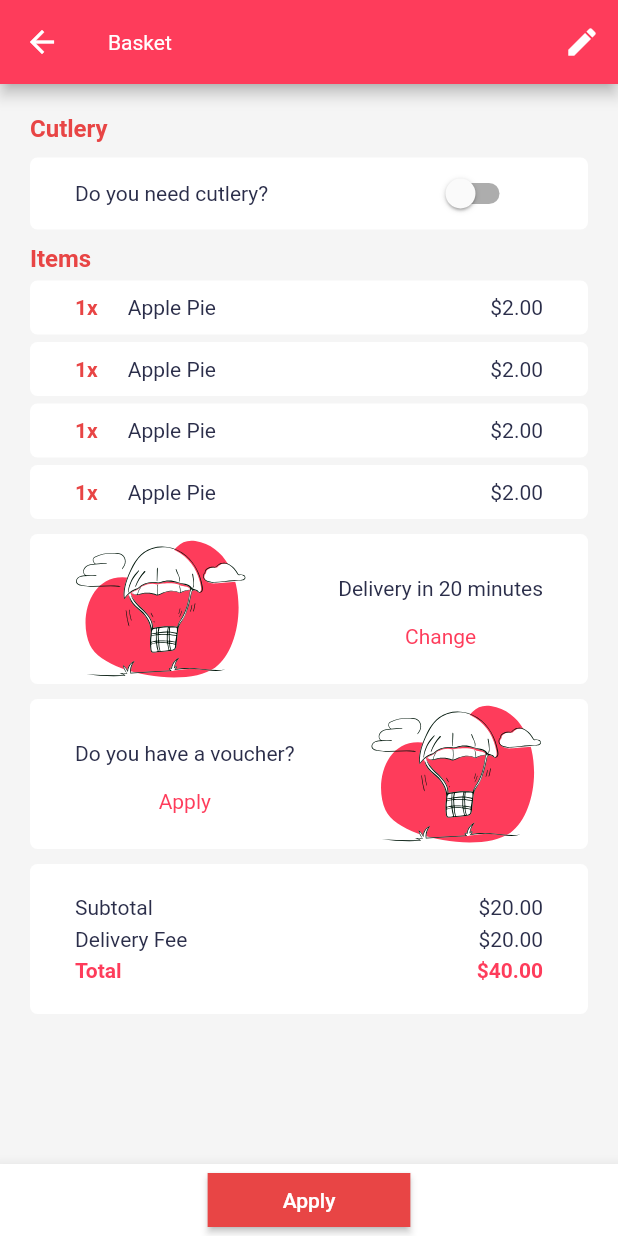
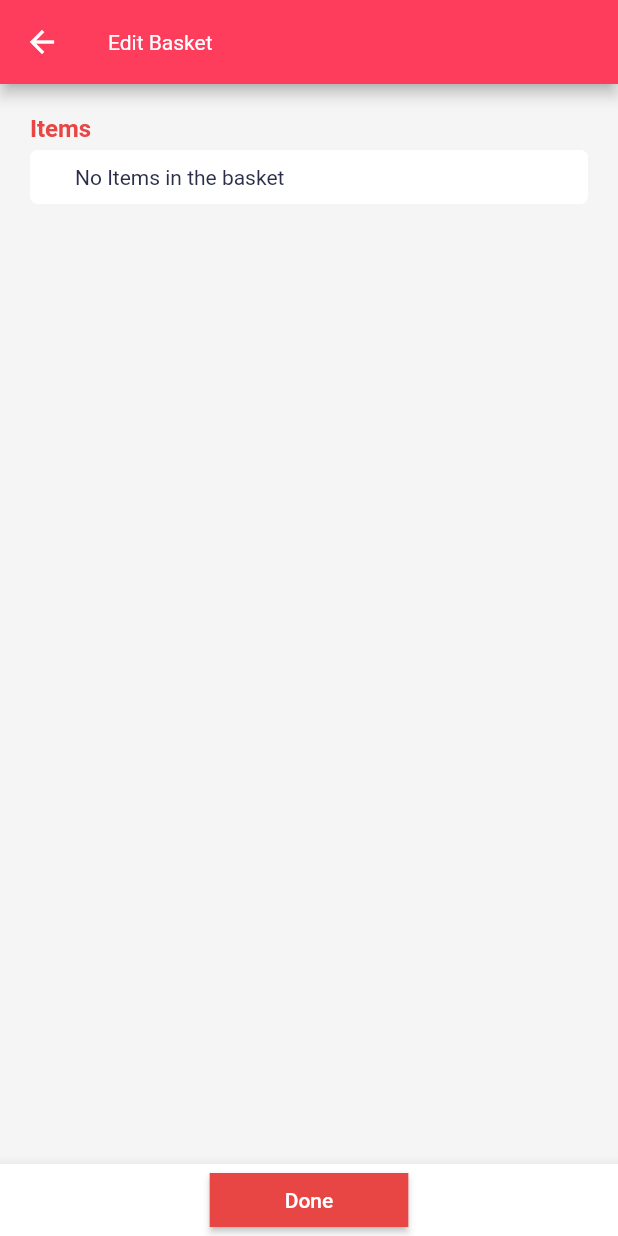
Before and after one commit to Yusufdevv/FoodDelivery, a Flutter app: the BasketScreen screen opened by its route, after a tap on the "edit" icon, on a phone screen of 412 x 824 dp. Run offline on Flutter 3.47's test engine with Material 2 defaults, Android fonts, the phone set to English and light mode, and no system bars; our stand-ins replace equatable, flutter_bloc, flutter_svg, geolocator, google_maps_flutter; network calls fail; Roboto replaces fonts that are missing (Futura).

Commit message:
basket bloc and edit basket screen added

```diff
--- /dev/null
+++ b/lib/blocs/basket/basket_bloc.dart
@@ -0,0 +1,94 @@
+import 'dart:async';
+
+import 'package:flutter_bloc/flutter_bloc.dart';
+import 'package:equatable/equatable.dart';
+import '../../models/models.dart';
+
+part 'basket_event.dart';
+part 'basket_state.dart';
+
+class BasketBloc extends Bloc<BasketEvent, BasketState> {
+  BasketBloc() : super(BasketLoading());
+
+  @override
+  Stream<BasketState> mapEventToState(
+    BasketEvent event,
+  ) async* {
+    if (event is StartBasket) {
+      yield* _mapStartBasketToState();
+    } else if (event is AddItem) {
+      yield* _mapAddItemToState(event, state);
+    } else if (event is RemoveItem) {
+      yield* _mapRemoveItemToState(event, state);
+    } else if (event is RemoveAllItem) {
+      yield* _mapRemoveAllItemToState(event, state);
+    } else if (event is ToggleSwitch) {
+      yield* _mapToggleSwitchToState(event, state);
+    }
+  }
+
+  Stream<BasketState> _mapStartBasketToState() async* {
+    yield BasketLoading();
+    try {
+      await Future<void>.delayed(const Duration(seconds: 1));
+      yield const BasketLoaded(basket: Basket());
+    } catch (_) {}
+  }
+
+  Stream<BasketState> _mapAddItemToState(
+    AddItem event,
+    BasketState state,
+  ) async* {
+    if (state is BasketLoaded) {
+      try {
+        yield BasketLoaded(
+          basket: state.basket.copyWith(
+            items: List.from(state.basket.items)..add(event.item),
+          ),
+        );
+      } catch (_) {}
+    }
+  }
+
+  Stream<BasketState> _mapRemoveItemToState(
+    RemoveItem event,
+    BasketState state,
+  ) async* {
+    if (state is BasketLoaded) {
+      try {
+        yield BasketLoaded(
+          basket: state.basket.copyWith(
+            items: List.from(state.basket.items)..remove(event.item),
+          ),
+        );
+      } catch (_) {}
+    }
+  }
+
+  Stream<BasketState> _mapRemoveAllItemToState(
+    RemoveAllItem event,
+    BasketState state,
+  ) async* {
+    if (state is BasketLoaded) {
+      try {
+        yield BasketLoaded(
+          basket: state.basket.copyWith(
+            items: List.from(state.basket.items)..removeWhere((item) => item == event.item)
+          ),
+        );
+      } catch (_) {}
+    }
+  }
+
+  Stream<BasketState> _mapToggleSwitchToState(
+    ToggleSwitch event,
+    BasketState state,
+  ) async* {
+    if (state is BasketLoaded) {
+      try {
+        yield BasketLoaded(
+            basket: state.basket.copyWith(cutlery: !state.basket.cutlery));
+      } catch (_) {}
+    }
+  }
+}
--- /dev/null
+++ b/lib/blocs/basket/basket_event.dart
@@ -0,0 +1,43 @@
+part of 'basket_bloc.dart';
+
+abstract class BasketEvent extends Equatable {
+  const BasketEvent();
+}
+
+class StartBasket extends BasketEvent {
+  @override
+  List<Object> get props => [];
+}
+
+class AddItem extends BasketEvent {
+  final MenuItem item;
+
+  const AddItem(this.item);
+
+  @override
+  List<Object> get props => [item];
+}
+
+class RemoveItem extends BasketEvent {
+  final MenuItem item;
+
+  const RemoveItem(this.item);
+
+  @override
+  List<Object> get props => [item];
+}
+class RemoveAllItem extends BasketEvent {
+  final MenuItem item;
+
+  const RemoveAllItem(this.item);
+
+  @override
+  List<Object> get props => [item];
+}
+
+class ToggleSwitch extends BasketEvent {
+  const ToggleSwitch();
+
+  @override
+  List<Object?> get props => [];
+}
--- /dev/null
+++ b/lib/blocs/basket/basket_state.dart
@@ -0,0 +1,19 @@
+part of 'basket_bloc.dart';
+
+abstract class BasketState extends Equatable {
+  const BasketState();
+}
+
+class BasketLoading extends BasketState {
+  @override
+  List<Object> get props => [];
+}
+
+class BasketLoaded extends BasketState {
+  final Basket basket;
+
+  const BasketLoaded({required this.basket});
+
+  @override
+  List<Object> get props => [basket];
+}
--- a/lib/config/app_router.dart
+++ b/lib/config/app_router.dart
@@ -11,6 +11,8 @@ class AppRouter {
         return LocationScreen.route();
       case BasketScreen.routeName:
         return BasketScreen.route();
+      case EditBasketScreen.routeName:
+        return EditBasketScreen.route();
       case CheckoutScreen.routeName:
         return CheckoutScreen.route();
       case DeliveryTimeScreen.routeName:
--- a/lib/main.dart
+++ b/lib/main.dart
@@ -7,11 +7,14 @@ import 'package:project/config/theme.dart';
 import 'package:project/repository/geolocation/geolocation_repository.dart';
 import 'package:project/repository/places/places_repository.dart';
 import 'package:project/screens/screens.dart';
+import 'package:project/simple_bloc_observer.dart';
 
 import 'blocs/autocomplete/autocomplete_bloc.dart';
+import 'blocs/basket/basket_bloc.dart';
 import 'blocs/filters/filters_bloc.dart';
 
 void main() {
+  Bloc.observer = SimpleBlocObserver();
   runApp(const MyApp());
 }
 
@@ -41,6 +44,8 @@ class MyApp extends StatelessWidget {
                   placesRepository: context.read<PlacesRepository>())),
           BlocProvider(
               create: (context) => FiltersBloc()..add(FilterLoadEvent())),
+          BlocProvider(
+              create: (context) => BasketBloc()..add(StartBasket())),
         ],
         child: MaterialApp(
           debugShowCheckedModeBanner: false,
--- /dev/null
+++ b/lib/models/basket_model.dart
@@ -0,0 +1,44 @@
+// ignore_for_file: public_member_api_docs, sort_constructors_first
+import 'package:equatable/equatable.dart';
+
+import 'package:project/models/models.dart';
+
+class Basket extends Equatable {
+  final List<MenuItem> items;
+  final bool cutlery;
+  const Basket({
+    this.items = const <MenuItem>[],
+    this.cutlery = false,
+  });
+
+  @override
+  List<Object?> get props => [items, cutlery];
+
+  Basket copyWith({List<MenuItem>? items, bool? cutlery}) {
+    return Basket(items: items ?? this.items, cutlery: cutlery ?? this.cutlery);
+  }
+
+  Map itemCuantity(items) {
+    var quantity = Map();
+
+    items.forEach((item) {
+      if (!quantity.containsKey(item)) {
+        quantity[item] = 1;
+      } else {
+        quantity[item] += 1;
+      }
+    });
+    return quantity;
+  }
+
+  double get subtotal =>
+      items.fold(0, (total, current) => total + current.price);
+
+  double total(subtotal) {
+    return subtotal + 5;
+  }
+
+  String get subtotalString => subtotal.toStringAsFixed(2);
+
+  String get totalString => total(subtotal).toStringAsFixed(2);
+}
--- a/lib/models/models.dart
+++ b/lib/models/models.dart
@@ -8,3 +8,4 @@ export 'price_filter_model.dart';
 export 'category_filters_model.dart';
 export 'price_model.dart';
 export 'filter_model.dart';
+export 'basket_model.dart';
--- a/lib/screens/basket/basket_screen.dart
+++ b/lib/screens/basket/basket_screen.dart
@@ -1,5 +1,9 @@
 import 'package:flutter/material.dart';
+import 'package:flutter_bloc/flutter_bloc.dart';
 import 'package:flutter_svg/svg.dart';
+
+import '../../blocs/basket/basket_bloc.dart';
+import '../screens.dart';
 
 class BasketScreen extends StatelessWidget {
   static const String routeName = '/basket';
@@ -19,7 +23,9 @@ class BasketScreen extends StatelessWidget {
       appBar: AppBar(
         backgroundColor: Theme.of(context).primaryColor,
         title: const Text('Basket'),
-        actions: [IconButton(onPressed: () {}, icon: const Icon(Icons.edit))],
+        actions: [IconButton(onPressed: () {
+          Navigator.pushNamed(context, EditBasketScreen.routeName);
+        }, icon: const Icon(Icons.edit))],
       ),
       bottomNavigationBar: BottomAppBar(
         child: SizedBox(
@@ -68,12 +74,29 @@ class BasketScreen extends StatelessWidget {
                       style: Theme.of(context).textTheme.headline6,
                     ),
                   ),
-                  SizedBox(
+                  BlocBuilder<BasketBloc, BasketState>(
+                    builder: (context, state) {
+                      if (state is BasketLoading) {
+                        return const Center(
+                          child: CircularProgressIndicator(),
+                        );
+                      }
+                      if (state is BasketLoaded) {
+                        return SizedBox(
                           width: 100,
                           child: SwitchListTile(
                               dense: true,
-                        value: false,
-                        onChanged: (bool? newValue) {}),
+                              value: state.basket.cutlery,
+                              onChanged: (bool? newValue) {
+                                context
+                                    .read<BasketBloc>()
+                                    .add(const ToggleSwitch());
+                              }),
+                        );
+                      } else {
+                        return const Text("Something went wrong.");
+                      }
+                    },
                   ),
                 ],
               ),
@@ -84,9 +107,41 @@ class BasketScreen extends StatelessWidget {
                     color: Theme.of(context).accentColor,
                   ),
             ),
-            ListView.builder(
+            BlocBuilder<BasketBloc, BasketState>(
+              builder: (context, state) {
+                if (state is BasketLoading) {
+                  return const Center(
+                    child: CircularProgressIndicator(),
+                  );
+                }
+                if (state is BasketLoaded) {
+                  return state.basket.items.isEmpty
+                      ? Container(
+                          width: double.infinity,
+                          margin: const EdgeInsets.only(top: 5),
+                          padding: const EdgeInsets.symmetric(
+                              horizontal: 30, vertical: 10),
+                          decoration: BoxDecoration(
+                            color: Colors.white,
+                            borderRadius: BorderRadius.circular(5),
+                          ),
+                          child: Row(
+                            mainAxisAlignment: MainAxisAlignment.spaceBetween,
+                            children: [
+                              Text(
+                                'No Items in the basket',
+                                textAlign: TextAlign.left,
+                                style: Theme.of(context).textTheme.headline6,
+                              ),
+                            ],
+                          ),
+                        )
+                      : ListView.builder(
                           shrinkWrap: true,
-              itemCount: 4,
+                          itemCount: state.basket
+                              .itemCuantity(state.basket.items)
+                              .keys
+                              .length,
                           itemBuilder: (context, index) {
                             return Container(
                               width: double.infinity,
@@ -99,11 +154,15 @@ class BasketScreen extends StatelessWidget {
                                   color: Colors.white,
                                   borderRadius: BorderRadius.circular(5.0)),
                               child: Row(
-                    mainAxisAlignment: MainAxisAlignment.spaceBetween,
+                                mainAxisAlignment:
+                                    MainAxisAlignment.spaceBetween,
                                 children: [
                                   Text(
-                        '1x',
-                        style: Theme.of(context).textTheme.headline5!.copyWith(
+                                    '${state.basket.itemCuantity(state.basket.items).entries.elementAt(index).value}x',
+                                    style: Theme.of(context)
+                                        .textTheme
+                                        .headline5!
+                                        .copyWith(
                                           color: Theme.of(context).accentColor,
                                         ),
                                   ),
@@ -112,18 +171,25 @@ class BasketScreen extends StatelessWidget {
                                   ),
                                   Expanded(
                                     child: Text(
-                          'Apple Pie',
+                                      '${state.basket.itemCuantity(state.basket.items).keys.elementAt(index).name}',
                                       textAlign: TextAlign.left,
-                          style: Theme.of(context).textTheme.headline6,
+                                      style:
+                                          Theme.of(context).textTheme.headline6,
                                     ),
                                   ),
                                   Text(
-                        '\$2.00',
-                        style: Theme.of(context).textTheme.headline6,
+                                    '\$${state.basket.itemCuantity(state.basket.items).keys.elementAt(index).price}',
+                                    style:
+                                        Theme.of(context).textTheme.headline6,
                                   ),
                                 ],
                               ),
                             );
+                          },
+                        );
+                } else {
+                  return const Text("Something went wrong.");
+                }
               },
             ),
             Container(
@@ -210,7 +276,15 @@ class BasketScreen extends StatelessWidget {
               decoration: BoxDecoration(
                   color: Colors.white,
                   borderRadius: BorderRadius.circular(5.0)),
-              child: Column(
+              child: BlocBuilder<BasketBloc, BasketState>(
+                builder: (context, state) {
+                  if (state is BasketLoading) {
+                    return const Center(
+                      child: CircularProgressIndicator(),
+                    );
+                  }
+                  if (state is BasketLoaded) {
+                    return Column(
                       mainAxisAlignment: MainAxisAlignment.center,
                       children: [
                         Row(
@@ -221,7 +295,7 @@ class BasketScreen extends StatelessWidget {
                               style: Theme.of(context).textTheme.headline6,
                             ),
                             Text(
-                        '\$20.00',
+                              '\$${state.basket.subtotalString}',
                               style: Theme.of(context).textTheme.headline6,
                             ),
                           ],
@@ -235,7 +309,7 @@ class BasketScreen extends StatelessWidget {
                               style: Theme.of(context).textTheme.headline6,
                             ),
                             Text(
-                        '\$20.00',
+                              '\$5.00',
                               style: Theme.of(context).textTheme.headline6,
                             ),
                           ],
@@ -249,18 +323,25 @@ class BasketScreen extends StatelessWidget {
                               style: Theme.of(context)
                                   .textTheme
                                   .headline5!
-                            .copyWith(color: Theme.of(context).primaryColor),
+                                  .copyWith(
+                                      color: Theme.of(context).primaryColor),
                             ),
                             Text(
-                        '\$40.00',
+                              '\$${state.basket.totalString}',
                               style: Theme.of(context)
                                   .textTheme
                                   .headline5!
-                            .copyWith(color: Theme.of(context).primaryColor),
+                                  .copyWith(
+                                      color: Theme.of(context).primaryColor),
                             ),
                           ],
                         ),
                       ],
+                    );
+                  } else {
+                    return const Text('Something went wrong.');
+                  }
+                },
               ),
             ),
           ],
--- /dev/null
+++ b/lib/screens/edit_basket/edit_basket_screen.dart
@@ -0,0 +1,161 @@
+import 'package:flutter/material.dart';
+import 'package:flutter_bloc/flutter_bloc.dart';
+import 'package:flutter_svg/svg.dart';
+
+import '../../blocs/basket/basket_bloc.dart';
+
+class EditBasketScreen extends StatelessWidget {
+  static const String routeName = '/edit-basket';
+
+  const EditBasketScreen({super.key});
+
+  static Route route() {
+    return MaterialPageRoute(
+      builder: (_) => const EditBasketScreen(),
+      settings: const RouteSettings(name: routeName),
+    );
+  }
+
+  @override
+  Widget build(BuildContext context) {
+    return Scaffold(
+      appBar: AppBar(
+        backgroundColor: Theme.of(context).primaryColor,
+        title: const Text('Edit Basket'),
+      ),
+      bottomNavigationBar: BottomAppBar(
+        child: SizedBox(
+            child: Row(
+          mainAxisAlignment: MainAxisAlignment.center,
+          children: [
+            ElevatedButton(
+              style: ElevatedButton.styleFrom(
+                padding: const EdgeInsets.symmetric(horizontal: 50),
+                shape: const RoundedRectangleBorder(),
+                backgroundColor: Theme.of(context).accentColor,
+              ),
+              child: const Text('Done'),
+              onPressed: () {},
+            )
+          ],
+        )),
+      ),
+      body: Padding(
+        padding: const EdgeInsets.all(20.0),
+        child: Column(
+          crossAxisAlignment: CrossAxisAlignment.start,
+          children: [
+            Text(
+              'Items',
+              style: Theme.of(context).textTheme.headline4!.copyWith(
+                    color: Theme.of(context).accentColor,
+                  ),
+            ),
+            BlocBuilder<BasketBloc, BasketState>(
+              builder: (context, state) {
+                if (state is BasketLoading) {
+                  return const Center(
+                    child: CircularProgressIndicator(),
+                  );
+                }
+                if (state is BasketLoaded) {
+                  return state.basket.items.isEmpty
+                      ? Container(
+                          width: double.infinity,
+                          margin: const EdgeInsets.only(top: 5),
+                          padding: const EdgeInsets.symmetric(
+                              horizontal: 30, vertical: 10),
+                          decoration: BoxDecoration(
+                            color: Colors.white,
+                            borderRadius: BorderRadius.circular(5),
+                          ),
+                          child: Row(
+                            mainAxisAlignment: MainAxisAlignment.spaceBetween,
+                            children: [
+                              Text(
+                                'No Items in the basket',
+                                textAlign: TextAlign.left,
+                                style: Theme.of(context).textTheme.headline6,
+                              ),
+                            ],
+                          ),
+                        )
+                      : ListView.builder(
+                          shrinkWrap: true,
+                          itemCount: state.basket
+                              .itemCuantity(state.basket.items)
+                              .keys
+                              .length,
+                          itemBuilder: (context, index) {
+                            var menuItem = state.basket.itemCuantity(state.basket.items).keys.elementAt(index);
+                            return Container(
+                              width: double.infinity,
+                              margin: const EdgeInsets.only(top: 5),
+                              padding: const EdgeInsets.symmetric(
+                                horizontal: 30,
+                                vertical: 10,
+                              ),
+                              decoration: BoxDecoration(
+                                  color: Colors.white,
+                                  borderRadius: BorderRadius.circular(5.0)),
+                              child: Row(
+                                mainAxisAlignment:
+                                    MainAxisAlignment.spaceBetween,
+                                children: [
+                                  Text(
+                                    '${state.basket.itemCuantity(state.basket.items).entries.elementAt(index).value}x',
+                                    style: Theme.of(context)
+                                        .textTheme
+                                        .headline5!
+                                        .copyWith(
+                                          color: Theme.of(context).accentColor,
+                                        ),
+                                  ),
+                                  const SizedBox(
+                                    width: 20,
+                                  ),
+                                  Expanded(
+                                    child: Text(
+                                      '${menuItem.name}',
+                                      textAlign: TextAlign.left,
+                                      style:
+                                          Theme.of(context).textTheme.headline6,
+                                    ),
+                                  ),
+                                  IconButton(
+                                      onPressed: () {
+                                        context
+                                            .read<BasketBloc>()
+                                            .add(RemoveAllItem(menuItem));
+                                      },
+                                      icon: const Icon(Icons.delete)),
+                                  IconButton(
+                                      onPressed: () {
+                                        context
+                                            .read<BasketBloc>()
+                                            .add(RemoveItem(menuItem));
+                                      },
+                                      icon: const Icon(Icons.remove_circle)),
+                                  IconButton(
+                                      onPressed: () {
+                                        context
+                                            .read<BasketBloc>()
+                                            .add(AddItem(menuItem));
+                                      },
+                                      icon: const Icon(Icons.add_circle)),
+                                ],
+                              ),
+                            );
+                          },
+                        );
+                } else {
+                  return const Text("Something went wrong.");
+                }
+              },
+            ),
+          ],
+        ),
+      ),
+    );
+  }
+}
--- a/lib/screens/home/home_screen.dart
+++ b/lib/screens/home/home_screen.dart
@@ -15,7 +15,9 @@ class HomeScreen extends StatelessWidget {
 
   @override
   Widget build(BuildContext context) {
-    return Scaffold(
+    return GestureDetector(
+      onTap: () => FocusScope.of(context).unfocus(),
+      child: Scaffold(
         backgroundColor: Theme.of(context).scaffoldBackgroundColor,
         appBar: const CustomAppBar(),
         body: SingleChildScrollView(
@@ -78,6 +80,7 @@ class HomeScreen extends StatelessWidget {
             ],
           ),
         ),
+      ),
     );
   }
 }
--- a/lib/screens/screens.dart
+++ b/lib/screens/screens.dart
@@ -1,5 +1,6 @@
 export 'home/home_screen.dart';
 export 'basket/basket_screen.dart';
+export 'edit_basket/edit_basket_screen.dart';
 export 'voucher/voucher_screen.dart';
 export 'checkout/checkout_screen.dart';
 export 'delivery_time/delivery_time_screen.dart';
```
Also changed, not shown: lib/screens/restaurant_details/restaurant_details_screen.dart (+15 -6 lines). Lines whose indentation alone changed are shown as unchanged.
